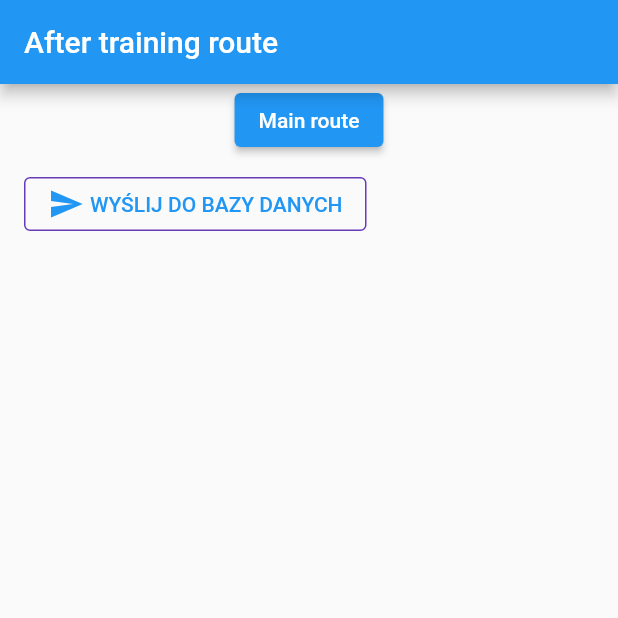
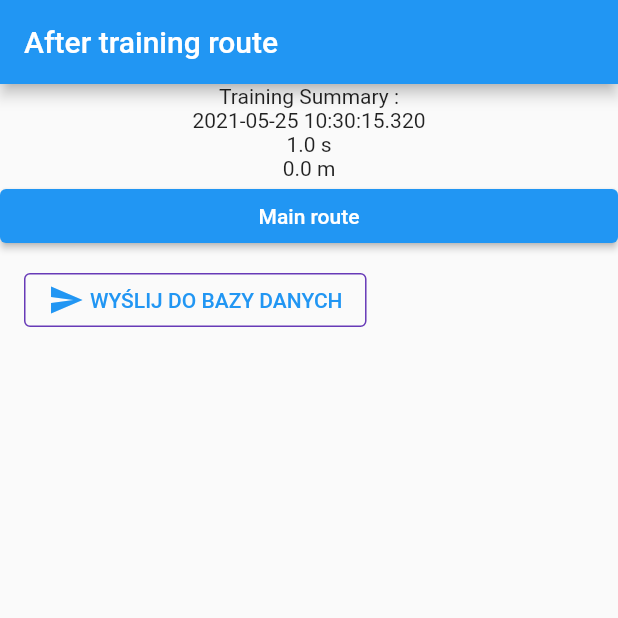
Before and after one commit to piotrnarecki/run4fun, a Flutter app: the TrainingView screen opened directly, after a tap on "Start", after a tap on "end training", on a phone screen of 412 x 824 dp, the top half of it. Run offline on Flutter 3.47's test engine with Material 2 defaults, Android fonts, the phone set to English and light mode, and no system bars; our stand-ins replace cloud_firestore, firebase_auth, firebase_core, geolocator, google_fonts; accounts and stored records are empty.

Commit message:
dodalem podsumowanie treningu w wersji robczej

```diff
--- a/lib/after_training_route.dart
+++ b/lib/after_training_route.dart
@@ -1,15 +1,10 @@
 import 'package:flutter/material.dart';
 import 'package:provider/provider.dart';
-import 'package:run4fun/widgets.dart';
-
-import 'main.dart';
-
-import 'settings_route.dart';
-import 'training_route.dart';
 
 import 'login_route.dart';
 
 import 'dart:core';
+import 'training_summary.dart';
 
 // W TEJ KLASIE BEDZIE WYSWIETLANE PODSUMOWANIE TRENINGU I DANE BEDA PRZESYLANE DO BAZY
 
@@ -20,11 +15,12 @@ class AfterTraining extends StatelessWidget {
   final List<String> trainingList;
 
   void sendTrainingToDatabase() {
-
     // dane treningu będą odczytywane z globalnej tablicy zapisanej w pamieci urzadzenia
 
     // tutaj ma wysyłać trening do bazy danych trening
   }
+
+  void createTrainingSummary() {}
 
   @override
   Widget build(BuildContext context) {
@@ -37,7 +33,8 @@ class AfterTraining extends StatelessWidget {
               title: Text('After training route'),
             ),
             body: Center(
-              child: Column(children: [
+              child: ListView(children: [
+                TrainingSummary(trainingList),
                 ElevatedButton(
                   child: Text('Main route'),
                   onPressed: () {
@@ -59,7 +56,8 @@ class AfterTraining extends StatelessWidget {
                       GuestBook(
                         addMessage: (String message) =>
                             appState.addMessageToGuestBook(message),
-                        messages: appState.guestBookMessages, trainingList: trainingList,
+                        messages: appState.guestBookMessages,
+                        trainingList: trainingList,
                       ),
                     ],
                   ),
--- a/lib/training_route.dart
+++ b/lib/training_route.dart
@@ -167,6 +167,10 @@ class TrainingViewState extends State<TrainingView> {
     });
   }
 
+  //
+
+  //TimerView timerView;
+
   // METODY PRZYCISKOW
 
   buttonPressed() {
@@ -207,7 +211,6 @@ class TrainingViewState extends State<TrainingView> {
     var totalDistance = distance;
     var totalTime = double.parse(_seconds.toString());
 
-
 //    var myTraining = Training(totalDistance, totalTime, endDate);
 //
 //    setState(() {
@@ -219,9 +222,7 @@ class TrainingViewState extends State<TrainingView> {
       endDate.toString(),
       totalTime.toString(),
       totalDistance.toString(),
-
     ];
-
 
 //    var trainingList = [
 //      latitude.toString(),
@@ -231,15 +232,12 @@ class TrainingViewState extends State<TrainingView> {
 //      heading.toString()
 //    ];
 
-
 // tutaj dodaj do bazy
 
     Navigator.push(
       context,
       MaterialPageRoute(builder: (context) => (AfterTraining(trainingList))),
     );
-
-
   }
 
   // METODY TIMERA
@@ -312,17 +310,13 @@ class TrainingViewState extends State<TrainingView> {
         child: ListView(
           children: [
 //
+            //TimerView(),
             Text(
               "${latitude} , ${longitude}",
               style: TextStyle(fontSize: 20),
             ),
             Text(
-              "$_seconds ",
-              style: TextStyle(fontSize: 20),
-            ),
-
-            Text(
-              "time display: ${_timeDisplay} ",
+              "$_seconds s}",
               style: TextStyle(fontSize: 20),
             ),
             Text(
@@ -366,3 +360,82 @@ class TrainingViewState extends State<TrainingView> {
     );
   }
 }
+
+//class TimerView extends StatefulWidget {
+//  @override
+//  TimerViewState createState() => TimerViewState();
+//}
+//
+//class TimerViewState extends State<TimerView> {
+//  int _seconds = 0;
+//  int _minutes = 0;
+//  int _hours = 0;
+//
+//  var _timeDisplay;
+//  static const oneSec = const Duration(seconds: 1);
+//
+//  late Timer myTimer;
+//
+//  void _startTimer() {
+//    myTimer = new Timer.periodic(oneSec, (timer) {
+//      _seconds = _seconds + 1;
+//
+//      setState(() {
+//        if (_seconds == 61) {
+//          _minutes = _minutes + 1;
+//          _seconds = 0;
+//        }
+//
+//        if (_minutes == 61) {
+//          _hours = _hours + 1;
+//          _minutes = 0;
+//        }
+//
+//        var secondsDisplay = "$_seconds";
+//        var minutesDisplay = "$_minutes";
+//        var hoursDisplay = "$_hours";
+//
+//        if (_seconds < 10) {
+//          secondsDisplay = "0" + secondsDisplay;
+//        }
+//        if (_minutes < 10) {
+//          minutesDisplay = "0" + minutesDisplay;
+//        }
+//        if (_hours < 10) {
+//          hoursDisplay = "0" + hoursDisplay;
+//        }
+//
+//        _timeDisplay = "$hoursDisplay:$minutesDisplay:$secondsDisplay";
+//      });
+//    });
+//  }
+//
+//  void _stopTimer() {
+//    if (myTimer.isActive) {
+//      myTimer.cancel();
+//    }
+//    setState(() {});
+//  }
+//
+//  @override
+//  Widget build(BuildContext context) {
+//    return Center(
+//        child: Container(
+//      child: ListView(
+//        children: [
+////
+//
+//          Text(
+//            "$_seconds ",
+//            style: TextStyle(fontSize: 20),
+//          ),
+//
+//          Text(
+//            "time display: ${_timeDisplay} ",
+//            style: TextStyle(fontSize: 20),
+//          ),
+//        ],
+//      ),
+//    ));
+//  }
+//}
--- /dev/null
+++ b/lib/training_summary.dart
@@ -0,0 +1,41 @@
+
+import 'package:flutter/material.dart';
+import 'dart:core';
+
+class TrainingSummary extends StatelessWidget {
+//  var
+
+  TrainingSummary(this.yourData);
+
+  final List<String> yourData;
+
+//  var endDate = yourData[0];
+//  var totalTime = yourData[1];
+//  var totalDistance = yourData[2];
+
+  @override
+  Widget build(BuildContext context) {
+    return Column(
+      children: [
+        Text('Training Summary :'),
+        Text('${yourData[0]}'),
+        Text('${yourData[1]} s'),
+        Text('${yourData[2]} m')
+      ],
+    );
+  }
+
+//  @override
+//  Widget build(BuildContext context) {
+//    return Scaffold(
+////  appBar: AppBar(
+////  title: const Text('Sample Code'),
+////  ),
+//      body: Center(
+//          child: Text('Training Summary')
+//      ),
+//
+//    )
+//    ;
+//  }
+}
```
